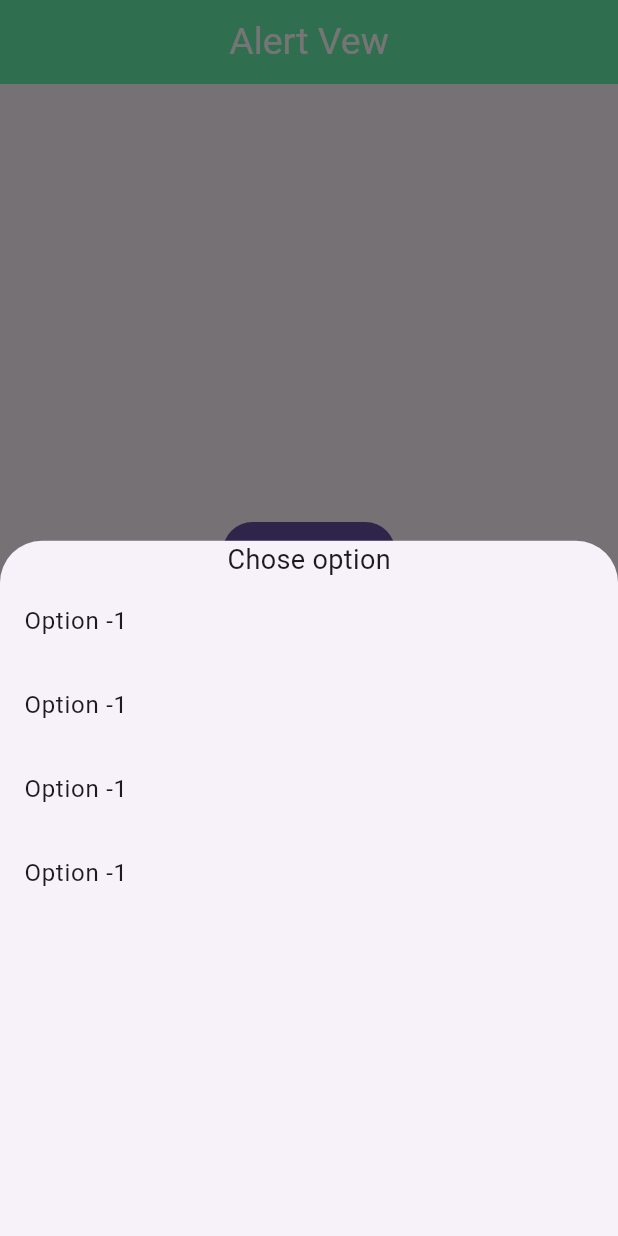
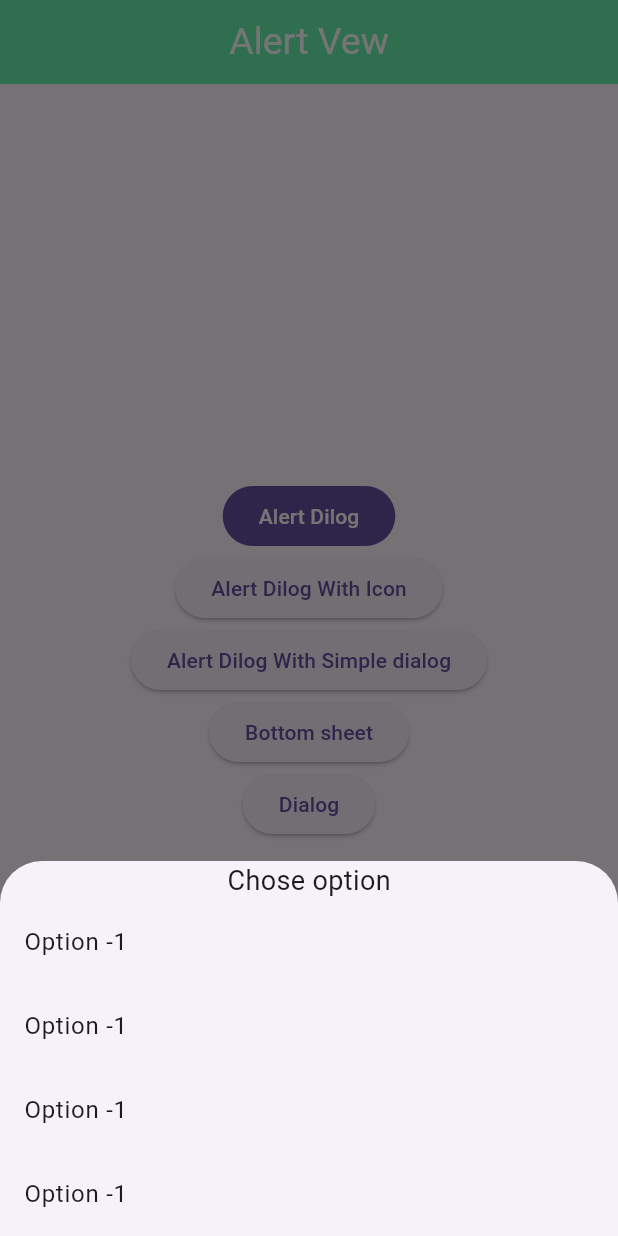
Before and after one commit to Mahim123-Hassan/flutter_widgets, a Flutter app: the screen it shows after launch, after a tap on "Bottom sheet", on a phone screen of 412 x 824 dp. Run offline on Flutter 3.47's test engine with Material 3 defaults, Android fonts, the light colour scheme and no system bars.

Commit message:
added lailog button

```diff
--- a/lib/modiul_11/class_3/alertvew.dart
+++ b/lib/modiul_11/class_3/alertvew.dart
@@ -75,31 +75,44 @@ class Alertvew extends StatelessWidget {
       );
     }
 
-    showBottomSheet(){
-      showModalBottomSheet(context: context, builder: (context)=>Container(
-        child: Column(
-          children: [
-            Text("Chose option",style: TextStyle(fontSize: 18),),
-            ListTile(
-              title: Text("Option -1"),
+    showBottomSheet() {
+      showModalBottomSheet(
+        context: context,
+        builder: (context) => Container(
+          child: Column(
+            mainAxisSize: .min,
+            children: [
+              Text("Chose option", style: TextStyle(fontSize: 18)),
+              ListTile(title: Text("Option -1")),
+              ListTile(title: Text("Option -1")),
+              ListTile(title: Text("Option -1")),
+              ListTile(title: Text("Option -1")),
+            ],
+          ),
+        ),
+      );
+    }
 
-            ),
-            ListTile(
-              title: Text("Option -1"),
+    showCustomDialog() {
+      showDialog(
+        context: context,
+        builder: (context) => Dialog(
+          child: Column(
+            mainAxisSize: .min,
+            children: [
+              Image.network(
+                "https://encrypted-tbn0.gstatic.com/images?q=tbn:ANd9GcRJo7n7XXByw40QwFnGILGMq2BxD55PkKl8yA&s",
 
-            ),
-            ListTile(
-              title: Text("Option -1"),
-
-            ),
-            ListTile(
-              title: Text("Option -1"),
-
-            ),
-
-          ],
+              ),
+              SizedBox(height: 10,),
+              Text("Costom Dialog"),
+              ElevatedButton(onPressed: (){
+                Navigator.pop(context);
+              }, child: Text("Close")),
+            ],
+          ),
         ),
-      ));
+      );
     }
 
     return Scaffold(
@@ -139,9 +152,12 @@ class Alertvew extends StatelessWidget {
               },
               child: Text("Bottom sheet"),
             ),
-
-
-
+            ElevatedButton(
+              onPressed: () {
+                showCustomDialog();
+              },
+              child: Text("Dialog"),
+            ),
           ],
         ),
       ),
```
